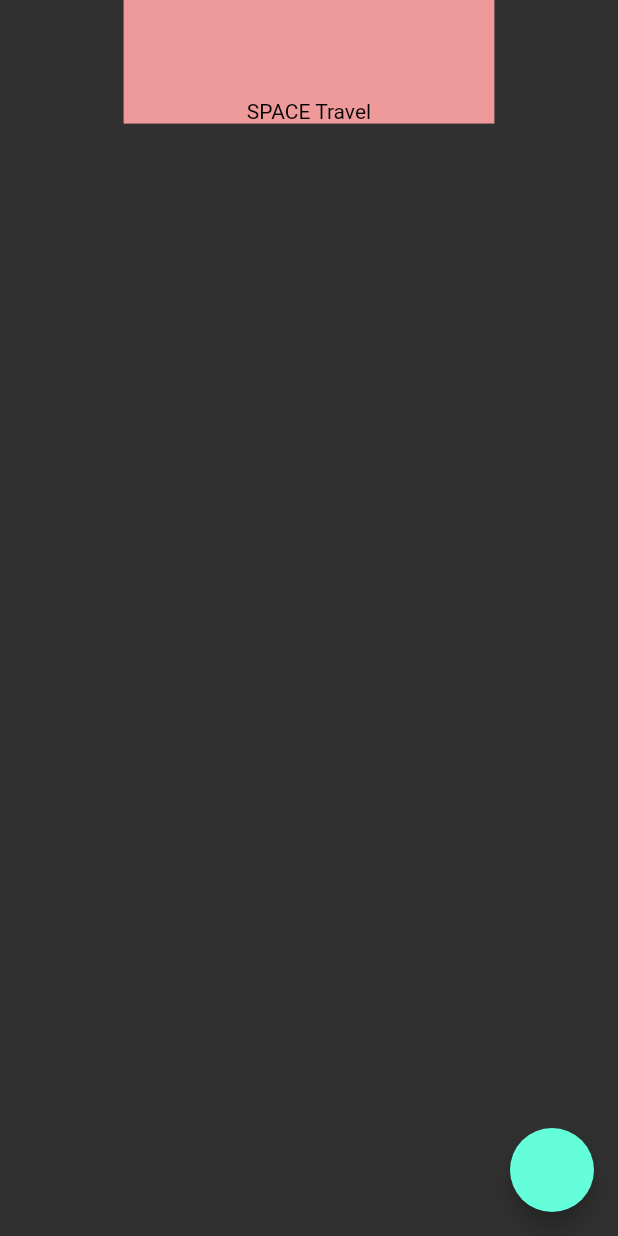
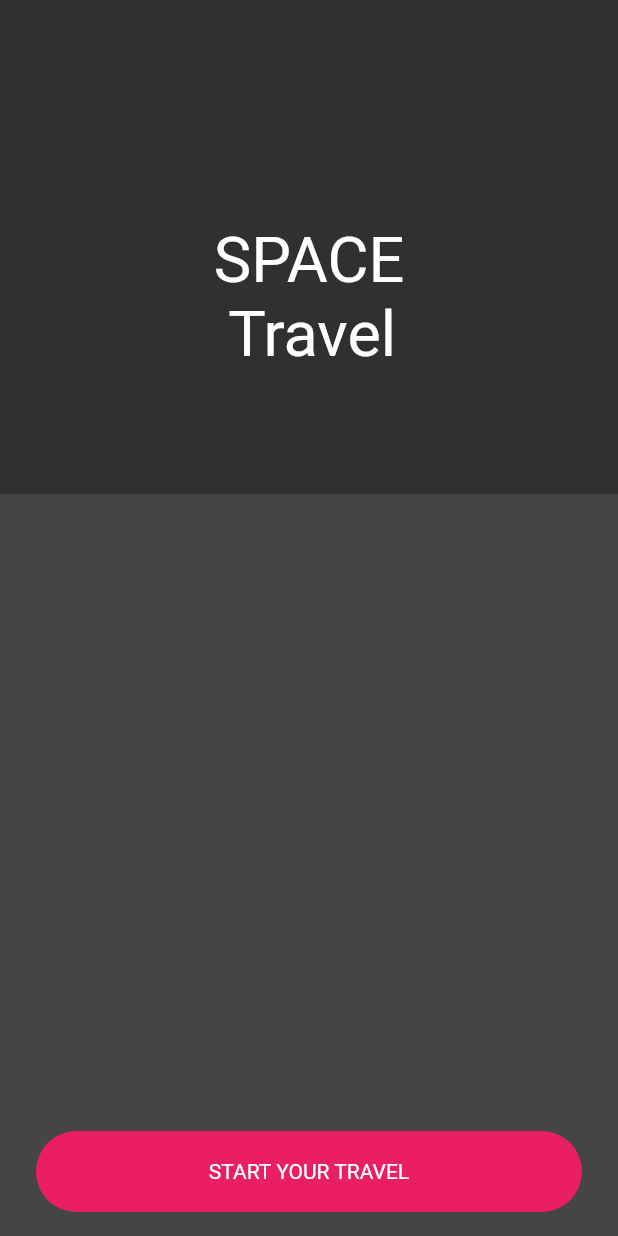
Before and after one commit to Antriadus/HackatonApp2020, a Flutter app: the screen it shows after launch, on a phone screen of 412 x 824 dp. Run offline on Flutter 3.47's test engine with Material 2 defaults, Android fonts, the phone set to English and light mode, and no system bars; our stand-ins replace bloc, equatable, rxdart; missing offline and left inert: shared_preferences_web.

Commit message:
Working on scaffold

```diff
--- a/lib/pages/home.dart
+++ b/lib/pages/home.dart
@@ -1,5 +1,8 @@
 import 'package:flutter/material.dart';
 import 'package:hack2020/widgets/animated_app_title.dart';
+import 'package:hack2020/widgets/animated_back_button.dart';
+import 'package:hack2020/widgets/animated_earth.dart';
+import 'package:hack2020/widgets/fab.dart';
 import 'package:rxdart/subjects.dart';
 
 class HomePage extends StatefulWidget {
@@ -10,23 +13,36 @@ class HomePage extends StatefulWidget {
 class _HomePageState extends State<HomePage> {
   BehaviorSubject<bool> arePlanetsShownSubject =
       BehaviorSubject<bool>.seeded(false);
+
+  @override
+  void dispose() {
+    arePlanetsShownSubject.close();
+  }
+
   @override
   Widget build(BuildContext context) {
     return Scaffold(
-      floatingActionButton: FloatingActionButton(
-        onPressed: () {
-          setState(() {
-            arePlanetsShownSubject.add(!arePlanetsShownSubject.value);
-          });
-        },
+      floatingActionButtonLocation: FloatingActionButtonLocation.centerFloat,
+      floatingActionButton: BottomFab(
+        onPressed: () => arePlanetsShownSubject.add(true),
+        text: "START YOUR TRAVEL",
       ),
-      body: Column(
-        children: [
-          Center(
-            child: AnimatedAppTitleWidget(
-                arePlanetsShownSubject: arePlanetsShownSubject),
-          ),
-        ],
+      body: SafeArea(
+        child: Stack(
+          children: [
+            Align(
+              alignment: Alignment.topCenter,
+              child: AnimatedAppTitleWidget(
+                  arePlanetsShownSubject: arePlanetsShownSubject),
+            ),
+            Align(
+                alignment: Alignment.topLeft,
+                child: AnimatedBackButtonWidget(
+                  arePlanetsShownSubject: arePlanetsShownSubject,
+                )),
+            AnimatedEarthWidget(arePlanetsShownSubject: arePlanetsShownSubject),
+          ],
+        ),
       ),
     );
   }
--- a/lib/widgets/animated_app_title.dart
+++ b/lib/widgets/animated_app_title.dart
@@ -14,17 +14,16 @@ class AnimatedAppTitleWidget extends StatelessWidget {
     return StreamBuilder<bool>(
         stream: arePlanetsShownSubject,
         builder: (context, snapshot) {
-          var isFullSize = snapshot?.data ?? true;
+          var isFullSize = !(snapshot?.data ?? false);
           return AnimatedContainer(
             width: isFullSize ? displayWidth : displayWidth * 0.6,
-            height: isFullSize ? displayHeight * 0.2 : displayHeight * 0.1,
-            color: Colors.red.shade200,
+            height: isFullSize ? displayHeight * 0.3 : displayHeight * 0.15,
             curve: Curves.fastOutSlowIn,
-            duration: Duration(seconds: 5),
+            duration: Duration(seconds: 2),
             child: Align(
               alignment: Alignment.bottomCenter,
-              child:
-                  Text("SPACE Travel", style: TextStyle(color: Colors.black)),
+              child: Text("SPACE\n Travel",
+                  style: TextStyle(color: Colors.white, fontSize: 42)),
             ),
           );
         });
--- /dev/null
+++ b/lib/widgets/animated_back_button.dart
@@ -0,0 +1,35 @@
+import 'package:flutter/material.dart';
+import 'package:rxdart/rxdart.dart';
+
+class AnimatedBackButtonWidget extends StatelessWidget {
+  final BehaviorSubject<bool> arePlanetsShownSubject;
+
+  const AnimatedBackButtonWidget(
+      {Key key, @required this.arePlanetsShownSubject})
+      : super(key: key);
+
+  @override
+  Widget build(BuildContext context) {
+    return StreamBuilder<bool>(
+        stream: arePlanetsShownSubject,
+        builder: (context, snapshot) {
+          var isVisble = snapshot?.data ?? false;
+          return GestureDetector(
+            onTap: () => arePlanetsShownSubject.add(false),
+            child: AnimatedOpacity(
+              duration: Duration(seconds: 2),
+              opacity: isVisble ? 1.0 : 0.0,
+              curve: Curves.fastOutSlowIn,
+              child: Padding(
+                padding: const EdgeInsets.only(top: 45, left: 32),
+                child: Container(
+                  width: 50,
+                  height: 50,
+                  color: Colors.red,
+                ),
+              ),
+            ),
+          );
+        });
+  }
+}
--- /dev/null
+++ b/lib/widgets/animated_earth.dart
@@ -0,0 +1,34 @@
+import 'package:flutter/material.dart';
+import 'package:rxdart/rxdart.dart';
+
+class AnimatedEarthWidget extends StatelessWidget {
+  final BehaviorSubject<bool> arePlanetsShownSubject;
+
+  const AnimatedEarthWidget({Key key, this.arePlanetsShownSubject})
+      : super(key: key);
+
+  @override
+  Widget build(BuildContext context) {
+    var displayWidth = MediaQuery.of(context).size.width;
+    var displayHeight = MediaQuery.of(context).size.height;
+    return StreamBuilder<bool>(
+        stream: arePlanetsShownSubject,
+        builder: (context, snapshot) {
+          return StreamBuilder<bool>(
+            stream: arePlanetsShownSubject,
+            builder: (context, snapshot) {
+              var isOnBottom = snapshot?.data ?? false;
+              return AnimatedPositioned(
+                  top: isOnBottom ? displayHeight * 0.8 : displayHeight * 0.4,
+                  curve: Curves.fastOutSlowIn,
+                  duration: Duration(seconds: 2),
+                  child: Container(
+                    color: Colors.white10,
+                    height: 600,
+                    width: MediaQuery.of(context).size.width,
+                  ));
+            },
+          );
+        });
+  }
+}
--- /dev/null
+++ b/lib/widgets/fab.dart
@@ -0,0 +1,29 @@
+import 'package:flutter/material.dart';
+
+class BottomFab extends StatelessWidget {
+  final String text;
+  final void Function() onPressed;
+
+  const BottomFab({
+    @required this.onPressed,
+    @required this.text,
+  });
+
+  @override
+  Widget build(BuildContext context) {
+    var displayWidth = MediaQuery.of(context).size.width;
+    var displayHeight = MediaQuery.of(context).size.height;
+    return GestureDetector(
+      onTap: () => onPressed?.call(),
+      child: Container(
+        decoration: new BoxDecoration(
+            color: Colors.pink,
+            borderRadius:
+                new BorderRadius.all(const Radius.circular(54 / 2.0))),
+        width: displayWidth - 48,
+        height: 54,
+        child: Center(child: Text(text ?? "")),
+      ),
+    );
+  }
+}
```
Also changed, not shown: 1 other file.
